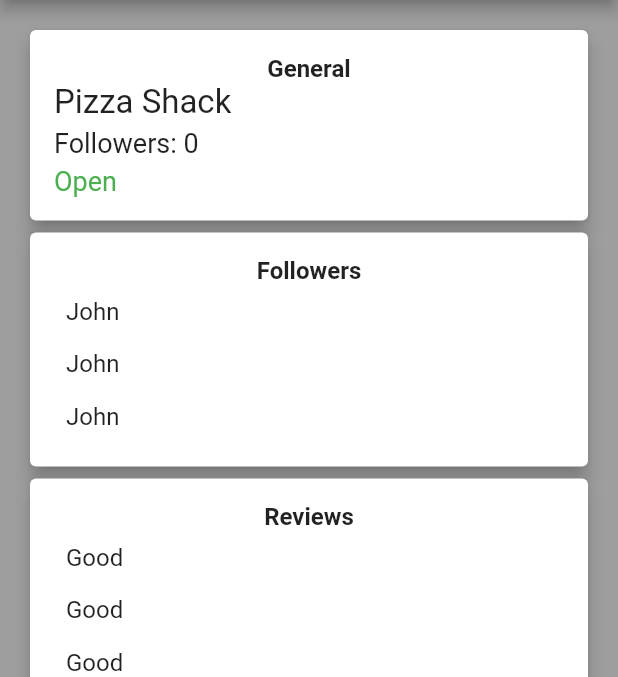
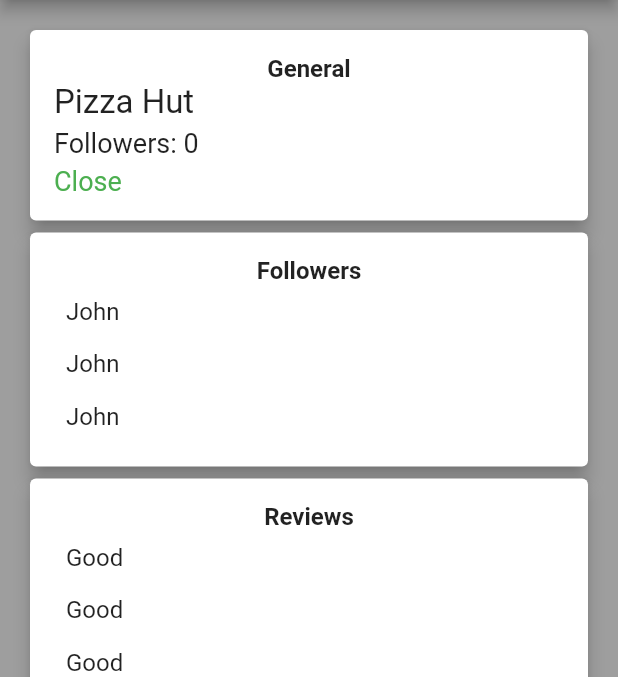
Before and after one commit to visionxStudio/getx-Observables-Flutter, a Flutter app: the screen it shows after launch, on a phone screen of 412 x 824 dp, the part 84-761 px from its top. Run offline on Flutter 3.47's test engine with Material 2 defaults, Android fonts, the phone set to English and light mode, and no system bars; our stand-ins replace get.

Commit message:
first commit

```diff
--- a/lib/screens/home.dart
+++ b/lib/screens/home.dart
@@ -1,8 +1,12 @@
+import 'package:get/get.dart';
+import 'package:stateManagement/controllers/resturant_controller.dart';
+
 import '../widget/card_info.dart';
 import '../widget/side_drawer.dart';
 import 'package:flutter/material.dart';
 
 class Home extends StatelessWidget {
+  final restroController = ResturantController.to;
   @override
   Widget build(BuildContext context) {
     return Scaffold(
@@ -19,18 +23,25 @@ class Home extends StatelessWidget {
                 body: Column(
                   crossAxisAlignment: CrossAxisAlignment.stretch,
                   children: [
-                    Text(
-                      "Pizza Shack",
-                      style: TextStyle(fontSize: 22),
+                    Obx(
+                      () => Text(
+                        restroController.name.value,
+                        style: TextStyle(fontSize: 22),
+                      ),
                     ),
                     SizedBox(height: 4),
-                    Text(
-                      "Followers: 0",
-                      style: TextStyle(fontSize: 18),
+                    Obx(
+                      () => Text(
+                        "Followers: ${restroController.followerCount.value}",
+                        style: TextStyle(fontSize: 18),
+                      ),
                     ),
                     SizedBox(height: 4),
-                    Text("Open",
-                        style: TextStyle(color: Colors.green, fontSize: 18)),
+                    Obx(
+                      () => Text(
+                          restroController.isOpen.value ? "Open" : "Close",
+                          style: TextStyle(color: Colors.green, fontSize: 18)),
+                    )
                   ],
                 ),
               ),
```
Also changed, not shown: lib/controllers/resturant_controller.dart (+46 -3 lines), lib/main.dart (+8 -1 lines), lib/screens/edit_follower_count.dart (+14 -8 lines), lib/screens/edit_name.dart (+13 -5 lines), lib/screens/toggle_status.dart (+9 -5 lines).
